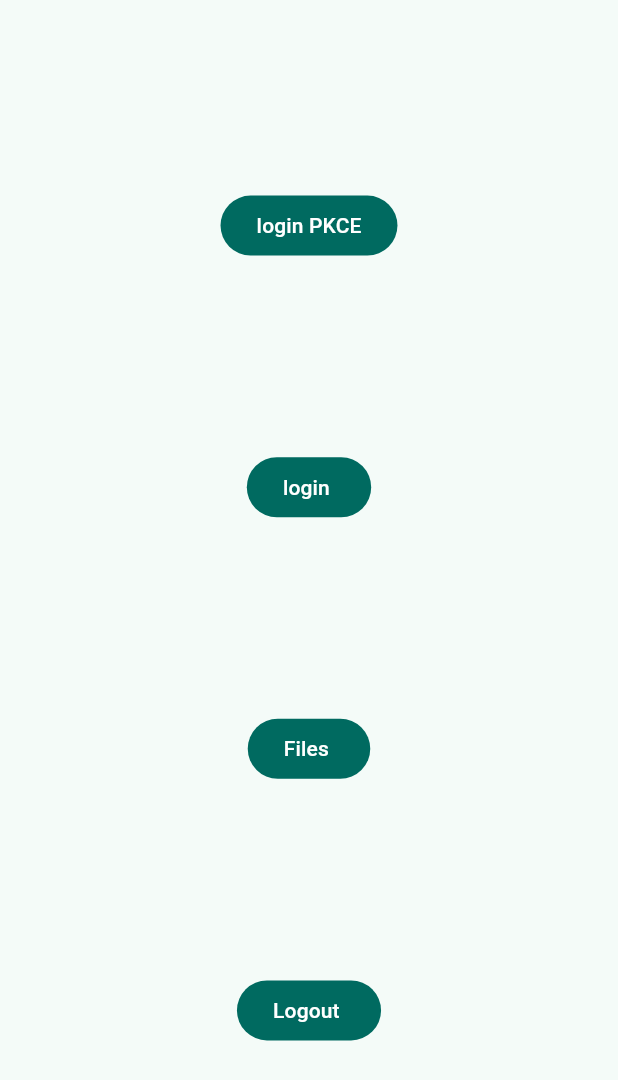
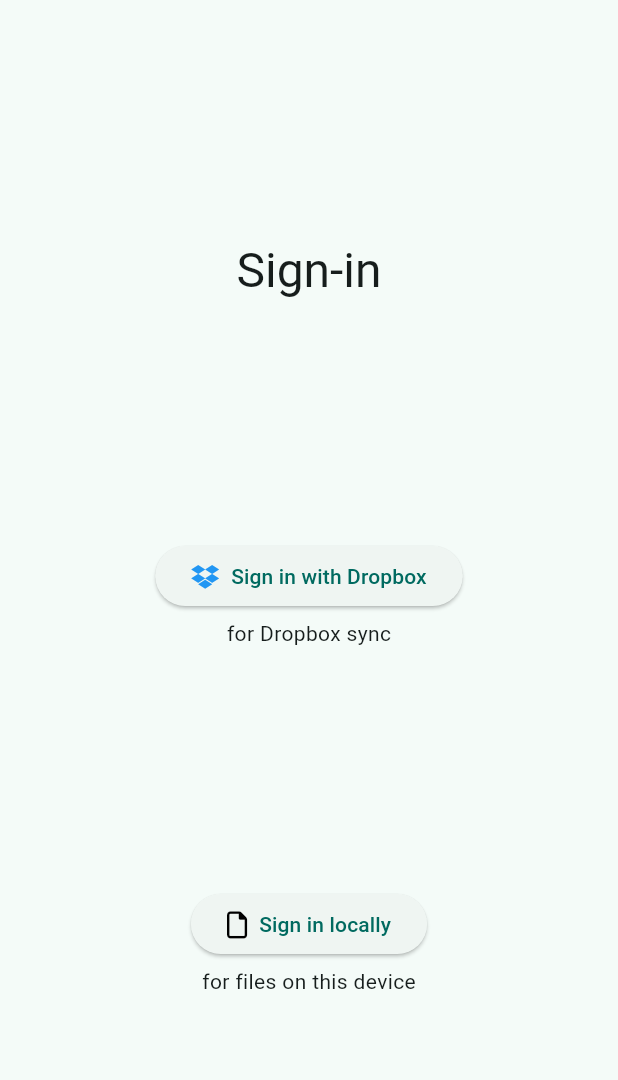
Before and after one commit to xvadim/dash_todo, a Flutter app: the screen it shows after launch, on a phone screen of 412 x 824 dp. Shown: the top 1080 px of the screen. Run offline on Flutter 3.47's test engine with Material 3 defaults, Android fonts, the phone set to English and light mode, and no system bars; our stand-ins replace easy_localization, envied, flutter_riverpod, font_awesome_flutter, freezed_annotation, riverpod_annotation and 1 more; missing offline and left inert: dropbox_client; generated files the repository leaves out were written again.

Commit message:
add sign_in_page

```diff
--- a/assets/languages/en.json
+++ b/assets/languages/en.json
@@ -5,5 +5,12 @@
   "menu": {
     "settings": "Settings",
     "about": "About"
+  },
+  "signin": {
+    "title": "Sign-in",
+    "signinDropbox": "Sign in with Dropbox",
+    "signinLocally": "Sign in locally",
+    "syncDropbox": "for Dropbox sync",
+    "syncLocally": "for files on this device"
   }
 }
--- a/assets/languages/uk.json
+++ b/assets/languages/uk.json
@@ -5,5 +5,12 @@
   "menu": {
     "settings": "\u041d\u0430\u043b\u0430\u0448\u0442\u0443\u0432\u0430\u043d\u043d\u044f",
     "about": "\u041f\u0440\u043e"
+  },
+  "signin": {
+    "title": "\u0423\u0432\u0456\u0439\u0442\u0438",
+    "signinDropbox": "\u0423\u0432\u0456\u0439\u0442\u0438 \u0437 DropBox",
+    "signinLocally": "\u0423\u0432\u0456\u0439\u0442\u0438 \u043b\u043e\u043a\u0430\u043b\u044c\u043d\u043e",
+    "syncDropbox": "\u0434\u043b\u044f \u0441\u0438\u043d\u0445\u0440\u043e\u043d\u0456\u0437\u0430\u0446\u0456\u0457 \u0437 Dropbox",
+    "syncLocally": "\u0434\u043b\u044f \u043b\u043e\u043a\u0430\u043b\u044c\u043d\u0438\u0445 \u0444\u0430\u0439\u043b\u0456\u0432"
   }
 }
--- /dev/null
+++ b/lib/common/build_context_extension.dart
@@ -0,0 +1,6 @@
+import 'package:flutter/material.dart';
+
+extension BuildContextExt on BuildContext {
+  ThemeData get theme => Theme.of(this);
+  TextTheme get textTheme => Theme.of(this).textTheme;
+}
--- /dev/null
+++ b/lib/common/sizes.dart
@@ -0,0 +1,6 @@
+import 'package:flutter/material.dart';
+
+const gapW4 = SizedBox(width: 4.0);
+const gapW8 = SizedBox(width: 8.0);
+const gapH4 = SizedBox(height: 4.0);
+const gapH8 = SizedBox(height: 8.0);
--- /dev/null
+++ b/lib/features/authentication/domain/app_user.dart
@@ -0,0 +1,11 @@
+class AppUser {
+  const AppUser({
+    this.name,
+    this.email,
+    this.avatarUrl,
+  });
+
+  final String? name;
+  final String? email;
+  final String? avatarUrl;
+}
--- /dev/null
+++ b/lib/features/authentication/presentation/sign_in_page.dart
@@ -0,0 +1,84 @@
+import 'package:easy_localization/easy_localization.dart';
+import 'package:flutter/material.dart';
+import 'package:flutter_riverpod/flutter_riverpod.dart';
+import 'package:font_awesome_flutter/font_awesome_flutter.dart';
+
+import '../../../common/build_context_extension.dart';
+import '../../../common/sizes.dart';
+import '../../../common/ui_utils.dart';
+
+class SignInPage extends ConsumerWidget {
+  const SignInPage({super.key});
+
+  @override
+  Widget build(BuildContext context, WidgetRef ref) {
+    return SafeArea(
+      child: Scaffold(
+        body: Center(
+          child: Column(
+            mainAxisAlignment: MainAxisAlignment.spaceEvenly,
+            children: [
+              Text(
+                'signin.title'.tr(),
+                style: context.textTheme.headlineLarge,
+              ),
+              _SignInButton(
+                icon: const FaIcon(
+                  FontAwesomeIcons.dropbox,
+                  color: Colors.blue,
+                ),
+                title: 'signin.signinDropbox'.tr(),
+                subtitle: 'signin.syncDropbox'.tr(),
+                onPressed: () => print('tap'),
+              ),
+              _SignInButton(
+                icon: const FaIcon(
+                  FontAwesomeIcons.file,
+                  color: Colors.black,
+                ),
+                title: 'signin.signinLocally'.tr(),
+                subtitle: 'signin.syncLocally'.tr(),
+                onPressed: () => showSnackBar(context, 'Not implemented yet'),
+              ),
+            ],
+          ),
+        ),
+      ),
+    );
+  }
+}
+
+class _SignInButton extends StatelessWidget {
+  const _SignInButton({
+    required this.icon,
+    required this.title,
+    required this.subtitle,
+    required this.onPressed,
+  });
+
+  final Widget icon;
+  final String title;
+  final String subtitle;
+  final VoidCallback onPressed;
+
+  @override
+  Widget build(BuildContext context) {
+    return IntrinsicWidth(
+      child: Column(
+        mainAxisSize: MainAxisSize.min,
+        crossAxisAlignment: CrossAxisAlignment.center,
+        children: [
+          ElevatedButton(
+            onPressed: onPressed,
+            child: Row(
+              mainAxisSize: MainAxisSize.min,
+              children: [icon, gapW8, Text(title)],
+            ),
+          ),
+          gapH4,
+          Text(subtitle),
+        ],
+      ),
+    );
+  }
+}
--- a/pubspec.yaml
+++ b/pubspec.yaml
@@ -37,6 +37,7 @@ dependencies:
   envied: ^0.5.2
   intl: ^0.18.1
   flutter_riverpod: ^2.4.8
+  font_awesome_flutter: ^10.6.0
   freezed_annotation: ^2.4.1
   shared_preferences: ^2.2.2
   riverpod_annotation: ^2.3.2
```
Also changed, not shown: lib/common/ui_utils.dart (added, +8 -0 lines), lib/features/settings/data/settings_repository.dart (added, +17 -0 lines), lib/main.dart (+15 -6 lines), lib/features/settings/data/settings_repository.g.dart (added), pubspec.lock.
